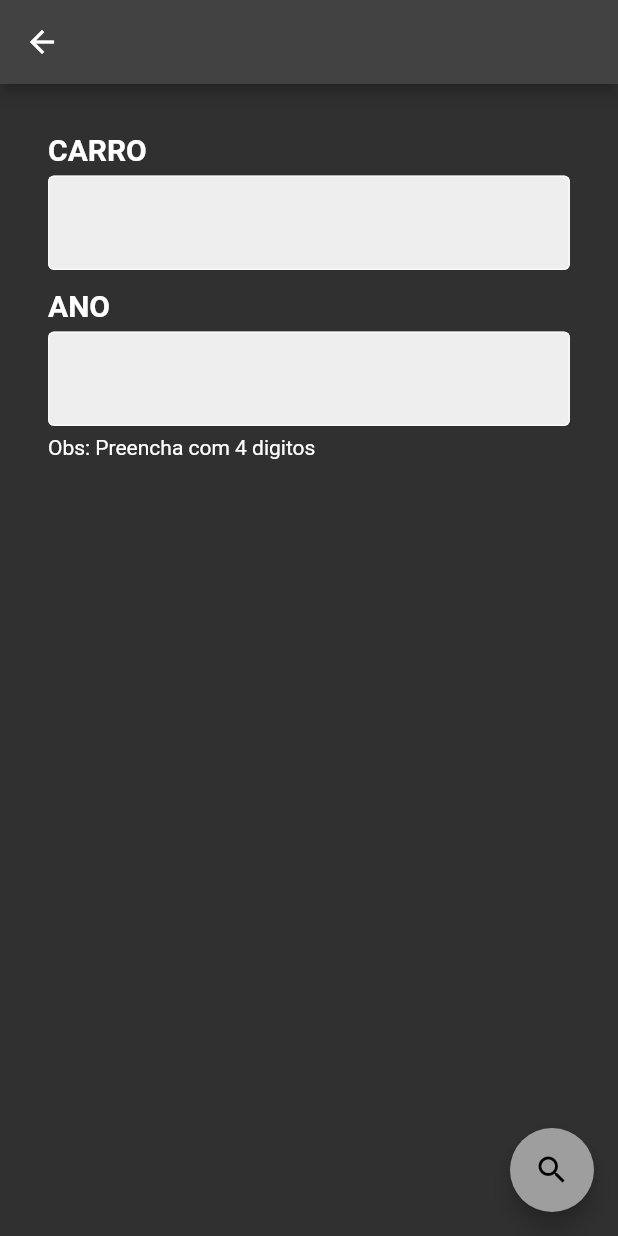
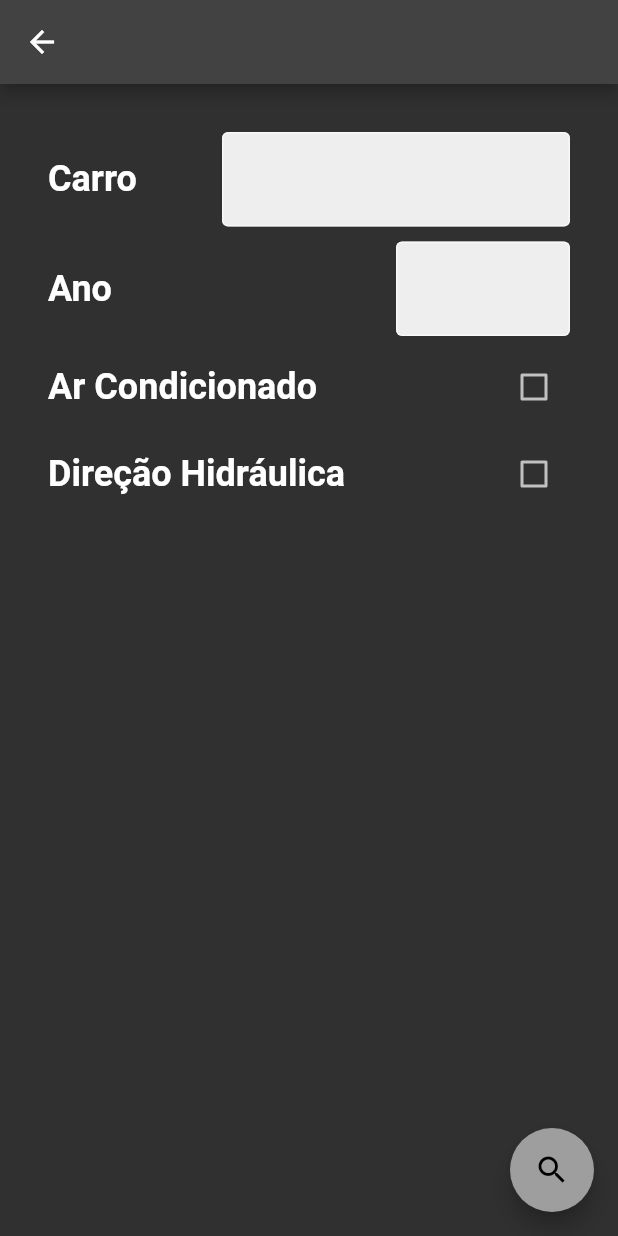
Before and after one commit to irenaldojs/busca_peca, a Flutter app: the CatalogPage screen opened directly with empty values, on a phone screen of 412 x 824 dp. Run offline on Flutter 3.47's test engine with Material 2 defaults, Android fonts, the phone set to English and light mode, and no system bars; our stand-ins replace auto_size_text, cloud_firestore, firebase_auth, firebase_core, flutter_signin_button, get and 1 more; accounts and stored records are empty.

Commit message:
Update catalog and catalogData
catalog_controller/catalog_page/catalog_widget and catalog_data_controller/catalog_data_page/catalog_data_widget

```diff
--- a/lib/app/pages/catalog/catalog_controller.dart
+++ b/lib/app/pages/catalog/catalog_controller.dart
@@ -8,7 +8,12 @@ class CatalogController extends GetxController {
   CatalogModel catalog = Get.arguments;
   DataRepository data = Get.find();
 
-  TextEditingController car = TextEditingController();
-  TextEditingController age = TextEditingController();
+  var car = TextEditingController().obs;
+  var age = TextEditingController().obs;
+  var acd = false.obs;
+  var dh = false.obs;
 
+  toUpperCaseCar(){
+    car.value.text.toUpperCase();
+  }
 }
--- a/lib/app/pages/catalog/catalog_page.dart
+++ b/lib/app/pages/catalog/catalog_page.dart
@@ -19,21 +19,33 @@ class CatalogPage extends GetView<CatalogController> {
           padding: const EdgeInsets.all(32.0),
           child: Column(
             children: [
-              filterCar(),
-              filterAge(),
+              filterCar(controller),
+              const SizedBox(
+                height: 10,
+              ),
+              filterAge(controller),
+              const SizedBox(
+                height: 10,
+              ),
+              checkboxACD(controller),
+              const SizedBox(
+                height: 10,
+              ),
+              checkboxDH(controller),
             ],
           ),
         ),
       ),
       floatingActionButton: FloatingActionButton(
-        backgroundColor: Colors.grey,
-        child: const Icon(Icons.search),
-        onPressed: () {
-
-          Get.toNamed('/catalogData', arguments: controller.data.catalogData(controller.catalog, car: controller.car.text, age: controller.age.text));
-        }
-            ,
-      ),
+            backgroundColor: Colors.grey,
+            child: const Icon(Icons.search),
+            onPressed: () {
+              Get.toNamed('/catalogData',
+                  arguments: controller.data.catalogData(controller.catalog,
+                      car: controller.car.value.text.toLowerCase(),
+                      age: controller.age.value.text));
+            },
+          ),
     );
   }
 }
--- a/lib/app/pages/catalog/catalog_widgets.dart
+++ b/lib/app/pages/catalog/catalog_widgets.dart
@@ -1,24 +1,29 @@
+import 'dart:developer';
+
 import 'package:busca_peca/app/pages/catalog/catalog_controller.dart';
 import 'package:flutter/material.dart';
 import 'package:get/get.dart';
 import 'package:mask_text_input_formatter/mask_text_input_formatter.dart';
 
-CatalogController controller = Get.find();
 
-filterCar() {
-  return Column(
-    crossAxisAlignment: CrossAxisAlignment.start,
+var textStyle = const TextStyle(
+  fontSize: 24,
+  fontWeight: FontWeight.bold,
+);
+filterCar(CatalogController controller) {
+  return Row(
+    mainAxisAlignment: MainAxisAlignment.spaceBetween,
     children: [
-      const Text(
-        'CARRO',
-        style: TextStyle(
-          fontSize: 20,
-          fontWeight: FontWeight.bold,
+      Expanded(
+        flex: 2,
+        child: Text('Carro', style: textStyle),
       ),
-      ),
-      const SizedBox(height: 6),
-      TextField(
-        controller: controller.car,
+      Expanded(
+          flex: 4,
+          child: TextField(
+            controller: controller.car.value,
+            keyboardType: TextInputType.text,
+            textCapitalization: TextCapitalization.characters,
             style: const TextStyle(
                 fontSize: 20, fontWeight: FontWeight.bold, color: Colors.black),
             decoration: InputDecoration(
@@ -26,27 +31,24 @@ filterCar() {
               fillColor: Colors.grey.shade200,
               border: const OutlineInputBorder(),
             ),
-      ),
-      const SizedBox(height: 12),
+          ))
     ],
   );
 }
 
-filterAge() {
+filterAge(CatalogController controller) {
   var mask = MaskTextInputFormatter(mask: '####');
-  return Column(
-    crossAxisAlignment: CrossAxisAlignment.start,
+  return Row(
+    mainAxisAlignment: MainAxisAlignment.spaceBetween,
     children: [
-      const Text(
-        'ANO',
-        style: TextStyle(
-          fontSize: 20,
-          fontWeight: FontWeight.bold,
+      Expanded(
+        flex: 2,
+        child: Text('Ano', style: textStyle),
       ),
-      ),
-      const SizedBox(height: 6),
-      TextField(
-        controller: controller.age,
+      Expanded(
+        flex: 1,
+        child: TextField(
+          controller: controller.age.value,
           inputFormatters: [mask],
           keyboardType: TextInputType.number,
           style: const TextStyle(
@@ -57,8 +59,41 @@ filterAge() {
             border: const OutlineInputBorder(),
           ),
         ),
-      const SizedBox(height: 6),
-       const Text('Obs: Preencha com 4 digitos')
+      )
     ],
   );
 }
+
+checkboxACD(CatalogController controller) {
+  return Row(
+    mainAxisAlignment: MainAxisAlignment.spaceBetween,
+    children: [
+      Text(
+        'Ar Condicionado',
+        style: textStyle,
+      ),
+      Obx(() => Checkbox(
+          value: controller.acd.value,
+          onChanged: (value) {
+            controller.acd.value = value ?? controller.acd.value;
+          }))
+    ],
+  );
+}
+
+checkboxDH(CatalogController controller) {
+  return Row(
+    mainAxisAlignment: MainAxisAlignment.spaceBetween,
+    children: [
+      Text(
+        'Direção Hidráulica',
+        style: textStyle,
+      ),
+      Obx(() => Checkbox(
+          value: controller.dh.value,
+          onChanged: (value) {
+            controller.dh.value = value ?? controller.dh.value;
+          }))
+    ],
+  );
+}
--- a/lib/app/pages/catalogData/catalog_data_controller.dart
+++ b/lib/app/pages/catalogData/catalog_data_controller.dart
@@ -6,4 +6,5 @@ class CatalogDataController extends GetxController {
   DataRepository data = Get.find();
 
 
+
 }
--- a/lib/app/pages/catalogData/catalog_data_page.dart
+++ b/lib/app/pages/catalogData/catalog_data_page.dart
@@ -25,7 +25,7 @@ class CatalogDataPage extends GetView<CatalogDataController> {
                 },
               );
             }
-            return const CircularProgressIndicator();
+            return const Center(child: CircularProgressIndicator());
           },
         ));
   }
--- a/lib/app/pages/catalogData/catalog_data_widgets.dart
+++ b/lib/app/pages/catalogData/catalog_data_widgets.dart
@@ -1,13 +1,16 @@
 import 'package:busca_peca/app/pages/catalogData/catalog_data_controller.dart';
 import 'package:flutter/material.dart';
 import 'package:get/get.dart';
+import 'package:auto_size_text/auto_size_text.dart';
 
 CatalogDataController controller = Get.find();
 
 Widget listData(Map<String, dynamic> item) {
-  TextStyle textStyle = const TextStyle(fontSize: 24, color: Colors.black);
+  TextStyle textStyle = const TextStyle(fontSize: 24, color: Colors.black, );
   TextStyle textStyleCar = const TextStyle(
       fontSize: 28, color: Colors.black, fontWeight: FontWeight.bold);
+  TextStyle textStyleAutomaker =
+      const TextStyle(fontSize: 20, color: Colors.black, fontWeight: FontWeight.bold, fontStyle: FontStyle.italic );
 
   List<Widget> rows = [];
   for (var row in item.keys) {
@@ -27,18 +30,25 @@ Widget listData(Map<String, dynamic> item) {
                   )
                 ],
               )
-            : Row(
-                mainAxisAlignment: MainAxisAlignment.center,
+            : Column(
+                crossAxisAlignment: CrossAxisAlignment.center,
                 children: [
                   Text(
-                    item['montadora'].toString().toUpperCase() +
+                        item['montadora'].toString().toUpperCase(),
+                    style: textStyleAutomaker,
+                  ),
+                  const SizedBox(height: 6.0,),
+                  AutoSizeText(
+                     item[row].toString().toUpperCase() +
                         ' ' +
-                        item[row].toString().toUpperCase(),
+                        item['ano'].toString().toUpperCase(),
                     style: textStyleCar,
-                  )
+                    maxLines: 1,
+                  ),
+                  const SizedBox(height: 10.0,),
                 ],
               ));
-    if (row != 'montadora') rows.add(temp);
+    if (row != 'montadora' && row != 'ano') rows.add(temp);
   }
 
   return Container(
--- a/lib/app/pages/home/home_page.dart
+++ b/lib/app/pages/home/home_page.dart
@@ -9,7 +9,6 @@ class HomePage extends GetView<HomeController> {
 
   @override
   Widget build(BuildContext context) {
-
     return Scaffold(
       appBar: AppBar(
         leading: iconButtonBar(controller),
@@ -18,13 +17,13 @@ class HomePage extends GetView<HomeController> {
       body: FutureBuilder<List<CatalogModel>>(
         future: controller.data.listCatalogs(),
         builder: (BuildContext context, AsyncSnapshot<dynamic> snapshot) {
-          if(snapshot.hasData){
+          if (snapshot.hasData) {
             List<CatalogModel> catalogs = snapshot.data;
             return Padding(
               padding: const EdgeInsets.all(8.0),
               child: ListView.builder(
                 itemCount: catalogs.length,
-                itemBuilder: (context, index){
+                itemBuilder: (context, index) {
                   CatalogModel catalog = catalogs[index];
                   return listTitle(catalog);
                 },
@@ -32,7 +31,7 @@ class HomePage extends GetView<HomeController> {
             );
           }
 
-          return const CircularProgressIndicator();
+          return const Center(child: CircularProgressIndicator());
         },
       ),
     );
--- a/pubspec.yaml
+++ b/pubspec.yaml
@@ -37,6 +37,7 @@ dependencies:
   sqflite: ^2.0.2
   get: ^4.6.1
   flutter_signin_button: ^2.0.0
+  auto_size_text: ^3.0.0
 
 dev_dependencies:
   flutter_test:
```
Also changed, not shown: pubspec.lock. Lines whose indentation alone changed are shown as unchanged.
